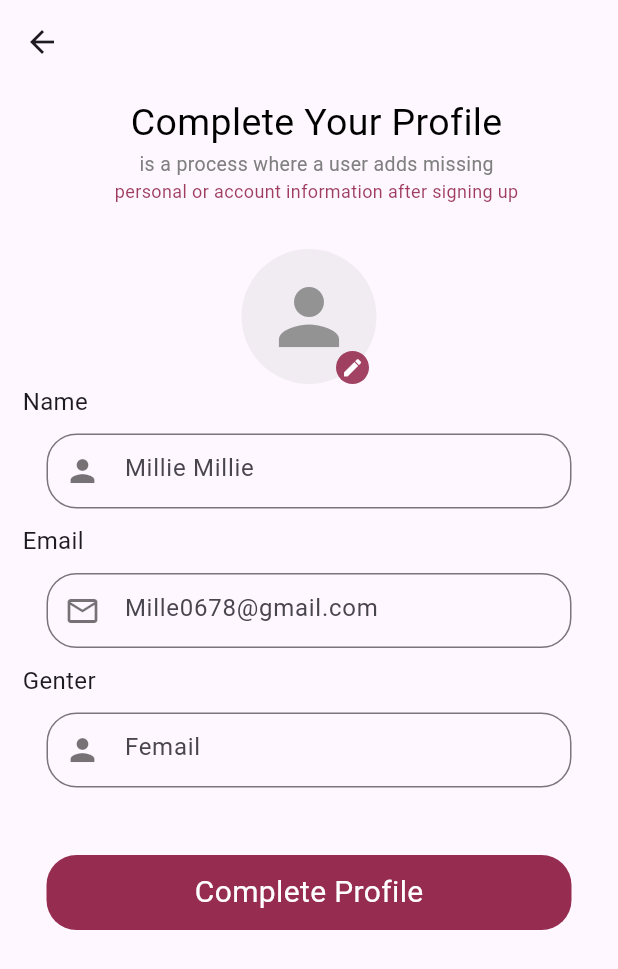
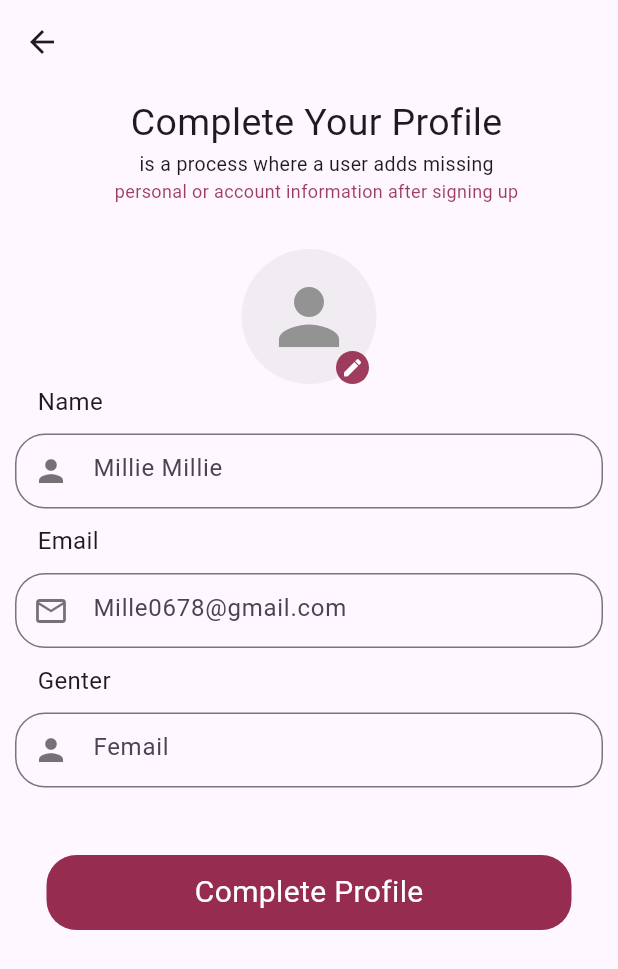
Before and after one commit to NhebPanha/e_commerces_bloc, a Flutter app: the CompleteProfile screen opened directly, on a phone screen of 412 x 824 dp. Shown: the top 969 px of the screen. Run offline on Flutter 3.47's test engine with Material 3 defaults, Android fonts, the phone set to English and light mode, and no system bars; our stand-ins replace firebase_auth, firebase_core; accounts and stored records are empty; network calls fail.

Commit message:
change ui kim ly

```diff
--- a/lib/components/button_next_page.dart
+++ b/lib/components/button_next_page.dart
@@ -1,6 +1,5 @@
 import 'package:e_com_bloc/utils/app_colors_path.dart';
 import 'package:e_com_bloc/utils/app_size.dart';
-import 'package:e_com_bloc/view/register/sign_up.dart';
 import 'package:flutter/material.dart';
 import 'package:flutter/widgets.dart';
 
--- a/lib/main.dart
+++ b/lib/main.dart
@@ -24,6 +24,6 @@ class MyApp extends StatelessWidget {
   @override
   Widget build(BuildContext context) {
     return MaterialApp(debugShowCheckedModeBanner: false,
-    home: SignIn());
+    home: SignInScreen());
   }
 }
--- a/lib/utils/app_colors_path.dart
+++ b/lib/utils/app_colors_path.dart
@@ -11,5 +11,6 @@ final class AppColorsPath {
   static const yellow = Color(0xFFFFFF00);
   static const orange = Color(0xFFFFA500);
   static const purple = Color(0xFF998400);
-  static const fromARGB = Color.fromRGBO(135, 15, 55, 0.801);
+  static const fromARGB = Color(0xCC870F37);
+  static const fromARGB2 =  Color(0xDF870F37);
 }
--- a/lib/utils/text_input_field.dart
+++ b/lib/utils/text_input_field.dart
@@ -1,23 +1,18 @@
 import 'package:flutter/material.dart';
 import 'package:flutter/widgets.dart';
-
 class TextInputField extends StatefulWidget {
   final String txt;
   final IconData icons;
   final bool isPassword;
-
-
   const TextInputField({
     super.key,
     required this.txt,
     required this.icons,
     this.isPassword = false,
   });
-
   @override
   State<TextInputField> createState() => _TextInputFieldState();
 }
-
 class _TextInputFieldState extends State<TextInputField> {
   bool _obscure = true; // controls show/hide
 
@@ -31,7 +26,6 @@ class _TextInputFieldState extends State<TextInputField> {
   Widget build(BuildContext context) {
     return Container(
       margin: const EdgeInsets.only(top: 10),
-      width: 350,
       height: 50,
       child: TextFormField(
         obscureText: _obscure,
--- a/lib/view/register/complete_profile.dart
+++ b/lib/view/register/complete_profile.dart
@@ -1,5 +1,6 @@
 import 'package:e_com_bloc/components/button_next_page.dart';
 import 'package:e_com_bloc/utils/app_colors_path.dart';
+import 'package:e_com_bloc/utils/app_label.dart';
 import 'package:e_com_bloc/utils/app_size.dart';
 import 'package:e_com_bloc/utils/text_input_field.dart';
 import 'package:flutter/material.dart';
@@ -17,32 +18,23 @@ class _CompleteProfileState extends State<CompleteProfile> {
   Widget build(BuildContext context) {
     return Scaffold(
       appBar: AppBar(),
-      body: Column(
+      body: Padding(
+        padding: EdgeInsets.only(left: 10, right: 10),
+        child: Column(
           children: [
             Container(
               margin: EdgeInsets.only(left: 65, top: 8, right: 55),
               child: Column(
                 children: [
-                Text(
-                  "Complete Your Profile",
-                  style: TextStyle(
-                    fontSize: AppSize.s25,
-                    color: AppColorsPath.black,
+                  AppLabel(text: "Complete Your Profile", size: AppSize.s25),
+                  AppLabel(
+                    text: "is a process where a user adds missing",
+                    size: AppSize.s13,
                   ),
-                ),
-                Text(
-                  "is a process where a user adds missing",
-                  style: TextStyle(
-                    fontSize: AppSize.s13,
-                    color: AppColorsPath.grey,
-                  ),
-                ),
-                Text(
-                  "personal or account information after signing up",
-                  style: TextStyle(
-                    fontSize: AppSize.s12,
+                  AppLabel(
+                    text: "personal or account information after signing up",
+                    size: AppSize.s12,
                     color: AppColorsPath.fromARGB,
-                  ),
                   ),
                 ],
               ),
@@ -55,7 +47,7 @@ class _CompleteProfileState extends State<CompleteProfile> {
                 children: [
                   CircleAvatar(
                     radius: 50,
-                  backgroundColor: AppColorsPath.grey.withOpacity(0.1),
+                    backgroundColor: AppColorsPath.grey.withValues(alpha: 0.1),
                     child: Icon(
                       Icons.person,
                       size: 60,
@@ -64,12 +56,15 @@ class _CompleteProfileState extends State<CompleteProfile> {
                   ),
                   Positioned(
                     right: 5,
-                  //top: 100,
                     bottom: 0,
                     child: CircleAvatar(
-                   child: Icon(Icons.edit,size: 15,color: AppColorsPath.white,),
+                      child: Icon(
+                        Icons.edit,
+                        size: 15,
+                        color: AppColorsPath.white,
+                      ),
                       radius: 11,
-                    backgroundColor: const Color.fromARGB(198, 135, 15, 55),
+                      backgroundColor: AppColorsPath.fromARGB,
                     ),
                   ),
                 ],
@@ -77,47 +72,27 @@ class _CompleteProfileState extends State<CompleteProfile> {
             ),
             Container(
               margin: EdgeInsets.only(left: 15),
+              child: Row(children: [AppLabel(text: "Name", size: AppSize.s16)]),
+            ),
+
+            const TextInputField(icons: Icons.person, txt: "Millie Millie"),
+            SizedBox(height: 10),
+            Container(
+              margin: EdgeInsets.only(left: 15),
               child: Row(
-              children: [
-                Text(
-                  "Name",
-                  style: TextStyle(
-                    //fontWeight: FontWeight.bold,
-                    fontSize: AppSize.s16,
+                children: [AppLabel(text: "Email", size: AppSize.s16)],
               ),
             ),
-              ],
+            const TextInputField(
+              icons: Icons.email_outlined,
+              txt: "Mille0678@gmail.com",
             ),
-          ),
-          const TextInputField(icons: Icons.person, txt: "Millie Millie"),
-          SizedBox(height: 10,),
+            SizedBox(height: 10),
             Container(
               margin: EdgeInsets.only(left: 15),
               child: Row(
                 children: [
-                Text(
-                  "Email",
-                  style: TextStyle(
-                    //fontWeight: FontWeight.bold,
-                    fontSize: AppSize.s16,
-                  ),
-                ),
-              ],
-            ),
-          ),
-          const TextInputField(icons: Icons.email_outlined, txt: "Mille0678@gmail.com"),
-          SizedBox(height: 10,),
-          Container(
-            margin: EdgeInsets.only(left: 15),
-            child: Row(
-              children: [
-                Text(
-                  "Genter",
-                  style: TextStyle(
-                    //fontWeight: FontWeight.bold,
-                    fontSize: AppSize.s16,
-                  ),
-                ),
+                  Text("Genter", style: TextStyle(fontSize: AppSize.s16)),
                 ],
               ),
             ),
@@ -129,6 +104,7 @@ class _CompleteProfileState extends State<CompleteProfile> {
             ),
           ],
         ),
+      ),
     );
   }
 }
--- a/lib/view/skip_screen/widget/buttom_get_start_widget.dart
+++ b/lib/view/skip_screen/widget/buttom_get_start_widget.dart
@@ -1,7 +1,6 @@
 import 'package:e_com_bloc/utils/app_label.dart';
 import 'package:flutter/material.dart';
 import 'package:flutter/widgets.dart';
-
 class ButtomGetStartWidget extends StatelessWidget{
   final String title;
   final double?size;
```
Also changed, not shown: lib/view/register/sign_in.dart (+28 -30 lines), lib/view/register/sign_up.dart (+36 -50 lines), 4 other files. Lines whose indentation alone changed are shown as unchanged.
